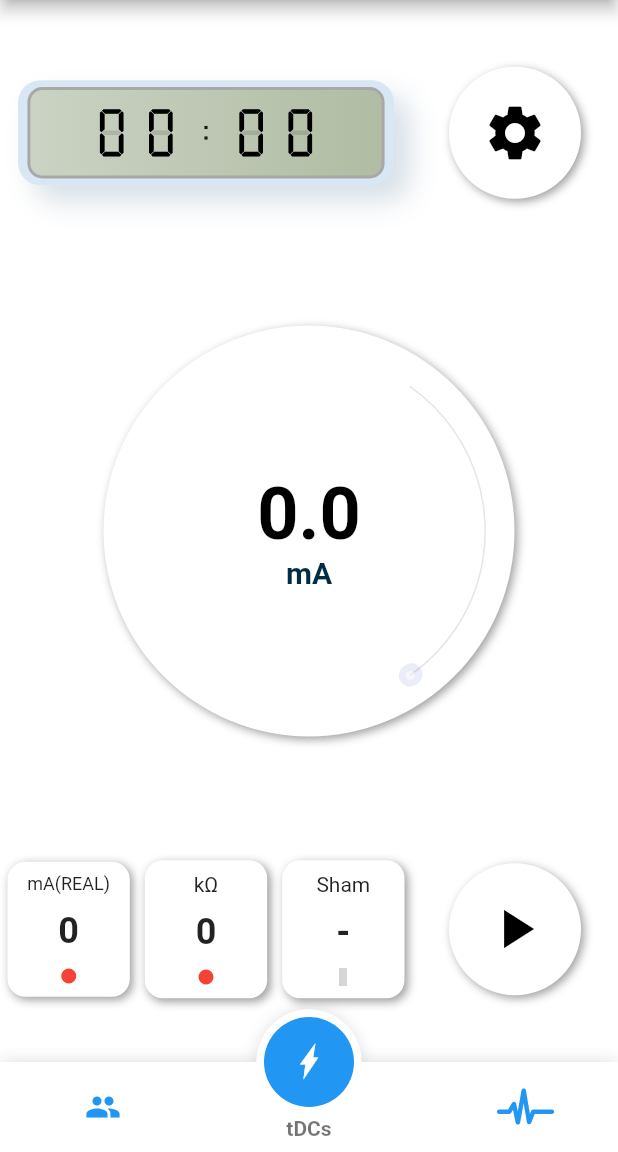
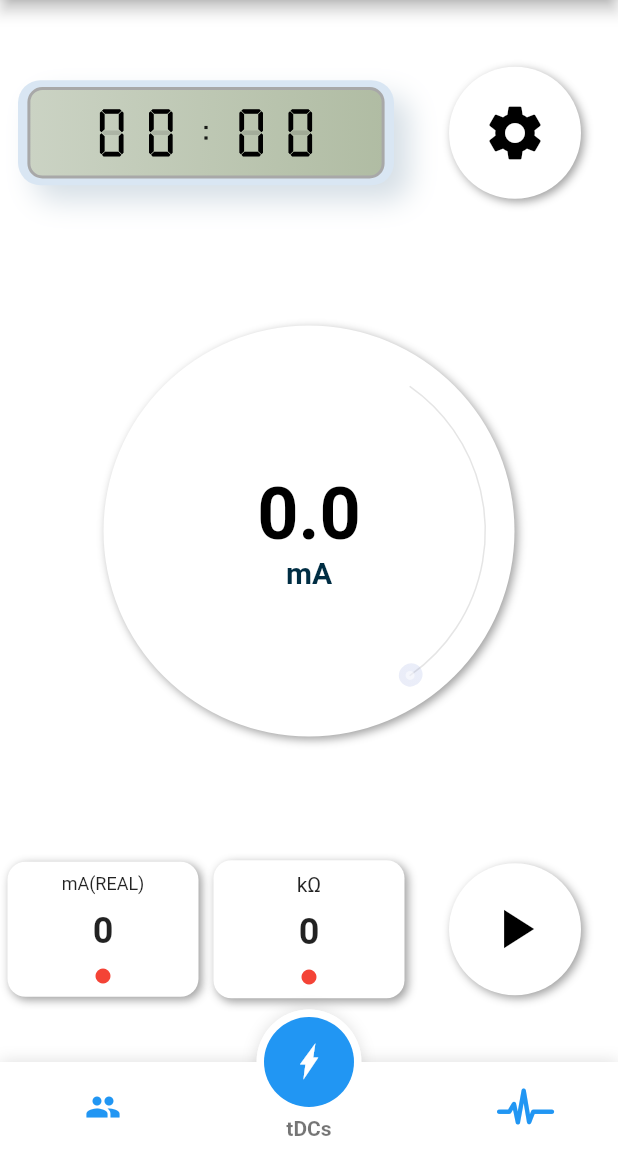
Before and after one commit to nestorufpe/OpentDCS-Mobile, a Flutter app: the screen it shows after launch, on a phone screen of 412 x 824 dp, the part 84-1236 px from its top. Run offline on Flutter 3.47's test engine with Material 2 defaults, Android fonts, the phone set to English and light mode, and no system bars; drawn by our look-alikes of fancy_bottom_navigation, flutter_neumorphic, sleek_circular_slider; our stand-ins replace adaptive_dialog, dropdown_search, flutter_easyloading, get, get_storage, material_design_icons_flutter; missing offline and left inert: direct_select_flutter, flutter_radar_chart, pausable_timer; grey boxes are pictures that could not be loaded.

Commit message:
Atualiza tela do tdcs e btn stop

```diff
--- a/lib/ui/seek.dart
+++ b/lib/ui/seek.dart
@@ -16,9 +16,9 @@ class ExampleViewModel {
   ExampleViewModel(
       {required this.pageColors,
       required this.appearance,
-      this.min = 0,
-      this.max = 2.1,
-      this.value = 0.5,
+      this.min = 0.0,
+      this.max = 0.5,
+      this.value = 0.10,
       this.innerWidget});
 }
 
--- a/lib/ui/widgets.dart
+++ b/lib/ui/widgets.dart
@@ -17,6 +17,7 @@ import 'package:dropdown_search/dropdown_search.dart';
 
 import '../screens/eegpage.dart';
 import '../screens/profile.dart';
+import '../screens/tdcspage.dart';
 
 final c = Get.find<ControllerTdcs>();
 
@@ -48,13 +49,11 @@ Widget CircleButtonConfig(BuildContext context) {
   return Center(
     child: NeumorphicButton(
       onPressed: () {
-        // Get.to(ConfigTdcs(), transition: Transition.rightToLeft);
-
-        // c.setIsStop(true);
-        // c.setPlay(Icons.play_arrow);
-        // c.setCurrentReal(0.0);
-        // c.setTime(0);
-        // c.setStop(Icons.settings);
+        c.setIsStop(true);
+        c.setPlay(Icons.play_arrow);
+        c.setCurrentReal(0.0);
+        c.setTime(0);
+        c.setStop(Icons.settings);
         showDialog(
             context: context,
             builder: (BuildContext context) {
@@ -474,49 +473,49 @@ Widget ContainerNeuValues(BuildContext context) {
           ),
         ),
       ),
-      Expanded(
-        flex: 1,
-        child: Neumorphic(
-          margin: EdgeInsets.symmetric(horizontal: 5),
-          padding: EdgeInsets.symmetric(vertical: 8),
-          style: NeumorphicStyle(
-            color: Colors.white,
-            shape: NeumorphicShape.flat,
-            boxShape: NeumorphicBoxShape.roundRect(
-                BorderRadius.all(Radius.circular(12))),
-          ),
-          child: Column(
-            mainAxisSize: MainAxisSize.min,
-            crossAxisAlignment: CrossAxisAlignment.center,
-            children: [
-              Column(
-                children: [
-                  Text(
-                    "Sham",
-                    style: TextStyle(fontSize: 14),
-                  ),
-                  SizedBox(
-                    height: 10,
-                  ),
-                  Obx(() => Text(
-                        c.sham.value == "NÃO" ? "NÃO" : c.mode.value,
-                        style: TextStyle(
-                            fontWeight: FontWeight.bold, fontSize: 24),
-                      )),
-                  SizedBox(
-                    height: 10,
-                  ),
-                  Icon(
-                    MdiIcons.humanWhiteCane,
-                    size: 12,
-                    color: Colors.black,
-                  )
-                ],
-              ),
-            ],
-          ),
-        ),
-      ),
+      // Expanded(
+      //   flex: 1,
+      //   child: Neumorphic(
+      //     margin: EdgeInsets.symmetric(horizontal: 5),
+      //     padding: EdgeInsets.symmetric(vertical: 8),
+      //     style: NeumorphicStyle(
+      //       color: Colors.white,
+      //       shape: NeumorphicShape.flat,
+      //       boxShape: NeumorphicBoxShape.roundRect(
+      //           BorderRadius.all(Radius.circular(12))),
+      //     ),
+      //     child: Column(
+      //       mainAxisSize: MainAxisSize.min,
+      //       crossAxisAlignment: CrossAxisAlignment.center,
+      //       children: [
+      //         Column(
+      //           children: [
+      //             Text(
+      //               "Sham",
+      //               style: TextStyle(fontSize: 14),
+      //             ),
+      //             SizedBox(
+      //               height: 10,
+      //             ),
+      //             Obx(() => Text(
+      //                   c.sham.value == "NÃO" ? "NÃO" : c.mode.value,
+      //                   style: TextStyle(
+      //                       fontWeight: FontWeight.bold, fontSize: 24),
+      //                 )),
+      //             SizedBox(
+      //               height: 10,
+      //             ),
+      //             Icon(
+      //               MdiIcons.humanWhiteCane,
+      //               size: 12,
+      //               color: Colors.black,
+      //             )
+      //           ],
+      //         ),
+      //       ],
+      //     ),
+      //   ),
+      // ),
     ],
   );
 }
```
